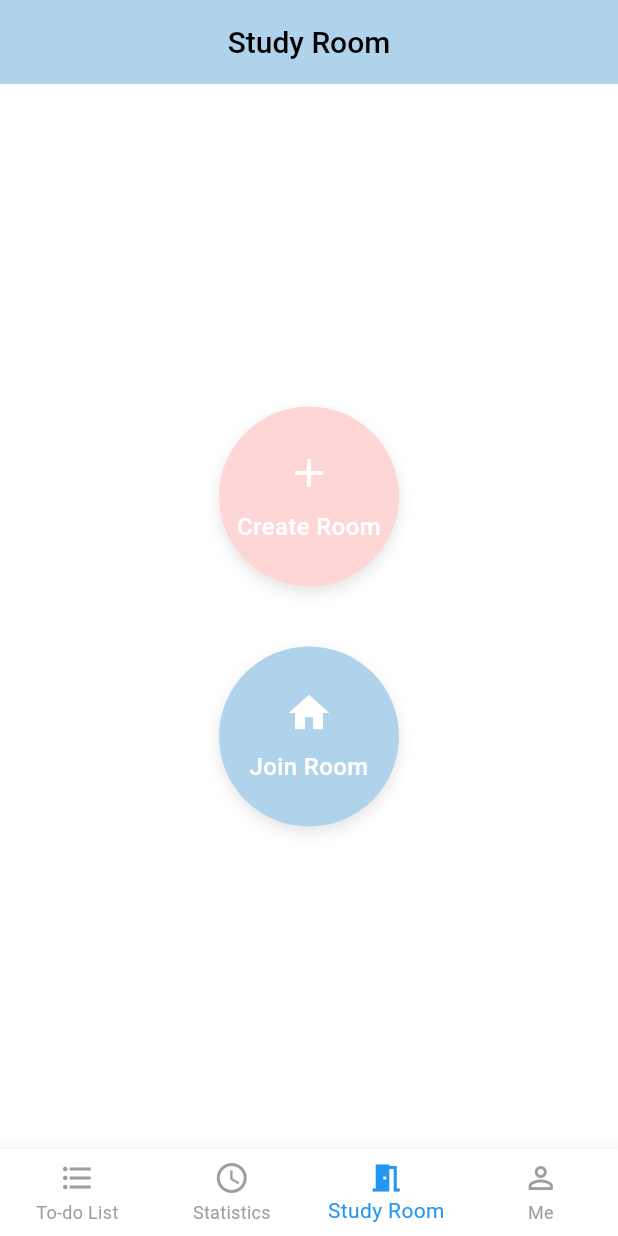
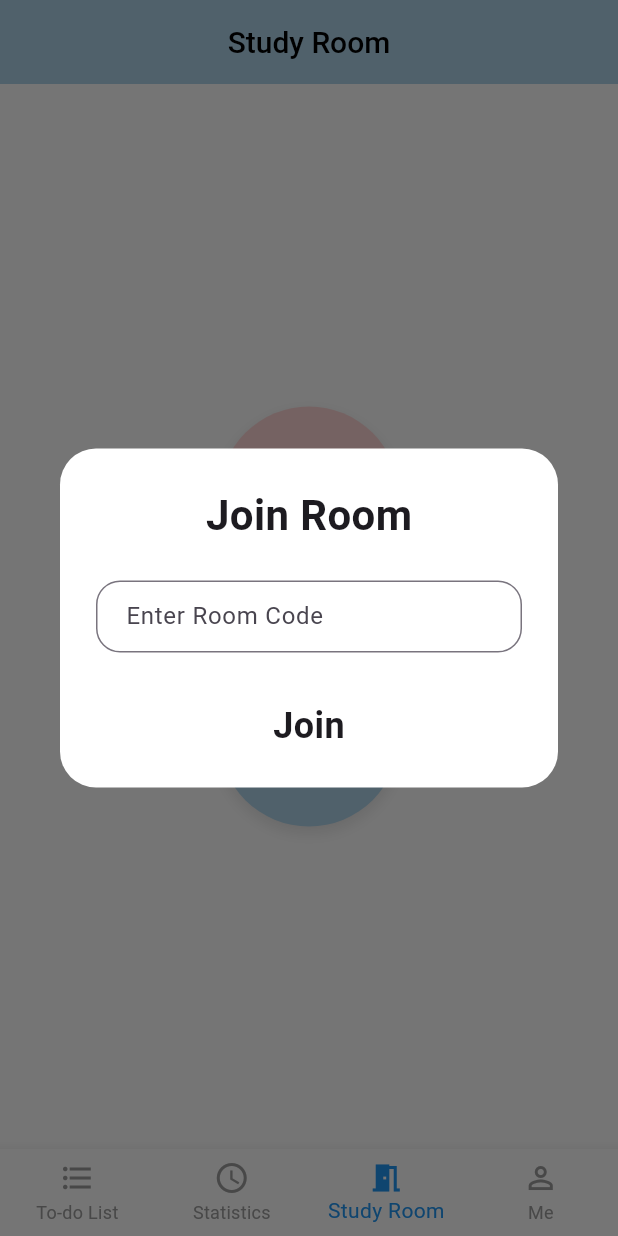
Before and after one commit to GarlicToT/Bye-Distract, a Flutter app: the GeneratorPage screen opened directly, item 3 of the bottom bar chosen, after a tap on "Join Room", on a phone screen of 412 x 824 dp. Run offline on Flutter 3.47's test engine with Material 3 defaults, Android fonts, the phone set to English and light mode, and no system bars; our stand-ins replace fl_chart, shared_preferences; accounts and stored records are empty.

Commit message:
joinroom实现
joinroom实现

```diff
--- a/lib/pages/study_room_page.dart
+++ b/lib/pages/study_room_page.dart
@@ -74,7 +74,12 @@ class _StudyRoomPageState extends GeneratorPageState {
                       icon: Icons.home,
                       label: 'Join Room',
                       color: Color(0xFFAED3EA),
-                      onPressed: () {}, // 预留
+                      onPressed: () {
+                        showDialog(
+                          context: context,
+                          builder: (context) => _buildJoinRoomDialog(context),
+                        );
+                      },
                     ),
                   ],
                 ],
@@ -326,4 +331,91 @@ class _StudyRoomPageState extends GeneratorPageState {
       ),
     );
   }
+
+  Widget _buildJoinRoomDialog(BuildContext context) {
+    TextEditingController codeController = TextEditingController();
+    return Dialog(
+      backgroundColor: Colors.transparent,
+      child: Container(
+        padding: EdgeInsets.all(24),
+        decoration: BoxDecoration(
+          color: Colors.white,
+          borderRadius: BorderRadius.circular(24),
+        ),
+        child: Column(
+          mainAxisSize: MainAxisSize.min,
+          children: [
+            Text('Join Room', style: TextStyle(fontSize: 28, fontWeight: FontWeight.bold)),
+            SizedBox(height: 24),
+            TextField(
+              controller: codeController,
+              keyboardType: TextInputType.number,
+              decoration: InputDecoration(
+                hintText: 'Enter Room Code',
+                border: OutlineInputBorder(borderRadius: BorderRadius.circular(16)),
+                contentPadding: EdgeInsets.symmetric(horizontal: 16, vertical: 12),
+              ),
+            ),
+            SizedBox(height: 32),
+            GestureDetector(
+              onTap: () async {
+                if (codeController.text.isEmpty) {
+                  ScaffoldMessenger.of(context).showSnackBar(
+                    SnackBar(content: Text('please enter room code')),
+                  );
+                  return;
+                }
+                // 获取user_id
+                final prefs = await SharedPreferences.getInstance();
+                int? userId = prefs.getInt('user_id');
+                if (userId == null) {
+                  ScaffoldMessenger.of(context).showSnackBar(
+                    SnackBar(content: Text('User not logged in')),
+                  );
+                  return;
+                }
+                // 发送POST请求
+                final response = await http.post(
+                  Uri.parse('http://10.252.88.70:8001/study_room/join'), // 替换为你的实际接口
+                  headers: {'Content-Type': 'application/json'},
+                  body: jsonEncode({
+                    'user_id': userId,
+                    'room_id': int.tryParse(codeController.text),
+                  }),
+                );
+                if (response.statusCode == 200) {
+                  try {
+                    final data = jsonDecode(response.body);
+                    if (data['room_id'] != null) {
+                      await prefs.setInt('study_room_id', data['room_id']);
+                      await prefs.setString('room_name', data['room_name']);
+                      await prefs.setString('room_description', data['room_description']);
+                      Navigator.of(context).pop(); // 关闭Dialog
+                      Navigator.push(
+                        context,
+                        MaterialPageRoute(builder: (context) => StudyRoomDetailPage()),
+                      );
+                    } else {
+                      ScaffoldMessenger.of(context).showSnackBar(
+                        SnackBar(content: Text('please enter correct room code')),
+                      );
+                    }
+                  } catch (e) {
+                    ScaffoldMessenger.of(context).showSnackBar(
+                      SnackBar(content: Text('please enter correct room code')),
+                    );
+                  }
+                } else {
+                  ScaffoldMessenger.of(context).showSnackBar(
+                    SnackBar(content: Text('please enter correct room code')),
+                  );
+                }
+              },
+              child: Text('Join', style: TextStyle(fontSize: 24, fontWeight: FontWeight.bold)),
+            ),
+          ],
+        ),
+      ),
+    );
+  }
 }
```
